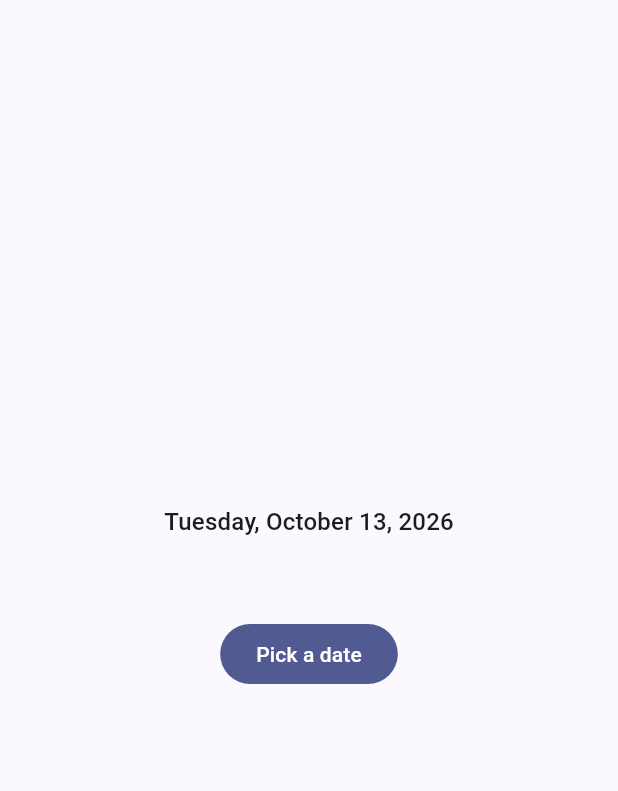
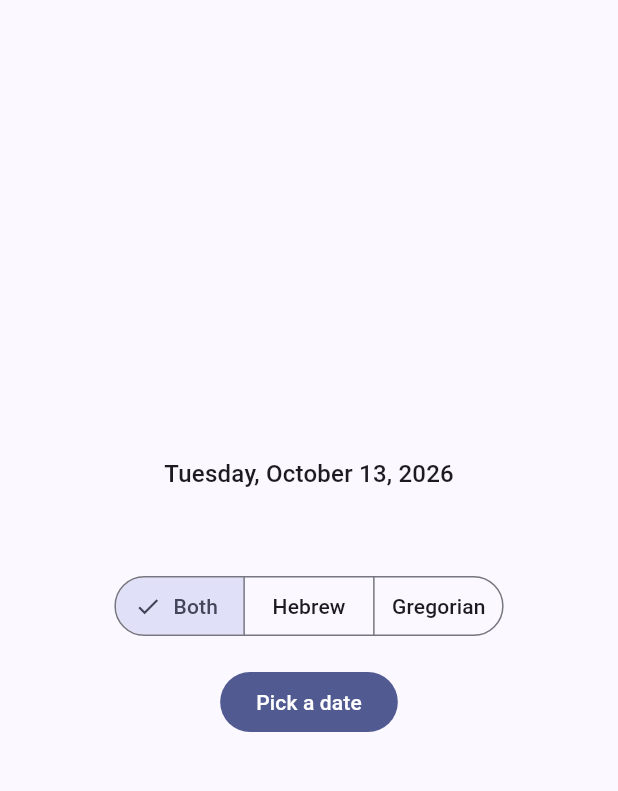
Before and after one commit to blimyp/hebrew_date_picker, a Flutter app: the screen it shows after launch, on a phone screen of 412 x 824 dp, the part 63-854 px from its top. Run offline on Flutter 3.47's test engine with Material 3 defaults, Android fonts, the phone set to English and light mode, and no system bars; our stand-ins replace table_calendar; missing offline and left inert: kosher_dart.

Commit message:
Show dayMode selector in example app

```diff
--- a/example/lib/main.dart
+++ b/example/lib/main.dart
@@ -25,6 +25,7 @@ class ExamplePage extends StatefulWidget {
 
 class _ExamplePageState extends State<ExamplePage> {
   DateTime _date = DateTime.now();
+  DayMode _dayMode = DayMode.both;
 
   Future<void> _pickDate() async {
     final picked = await showHebrewDatePicker(
@@ -32,6 +33,7 @@ class _ExamplePageState extends State<ExamplePage> {
       initialDate: _date,
       firstDate: DateTime(2020),
       lastDate: DateTime(2035),
+      dayMode: _dayMode,
     );
     if (picked != null) setState(() => _date = picked);
   }
@@ -49,6 +51,16 @@ class _ExamplePageState extends State<ExamplePage> {
                 style: textTheme.titleMedium),
             Text(_date.getHebrewDateFormatted(), style: textTheme.titleLarge),
             const SizedBox(height: 24),
+            SegmentedButton<DayMode>(
+              segments: const [
+                ButtonSegment(value: DayMode.both, label: Text('Both')),
+                ButtonSegment(value: DayMode.hebrew, label: Text('Hebrew')),
+                ButtonSegment(value: DayMode.gregorian, label: Text('Gregorian')),
+              ],
+              selected: {_dayMode},
+              onSelectionChanged: (modes) => setState(() => _dayMode = modes.first),
+            ),
+            const SizedBox(height: 16),
             FilledButton(onPressed: _pickDate, child: const Text('Pick a date')),
           ],
         ),
```
Also changed, not shown: 1 other file.
